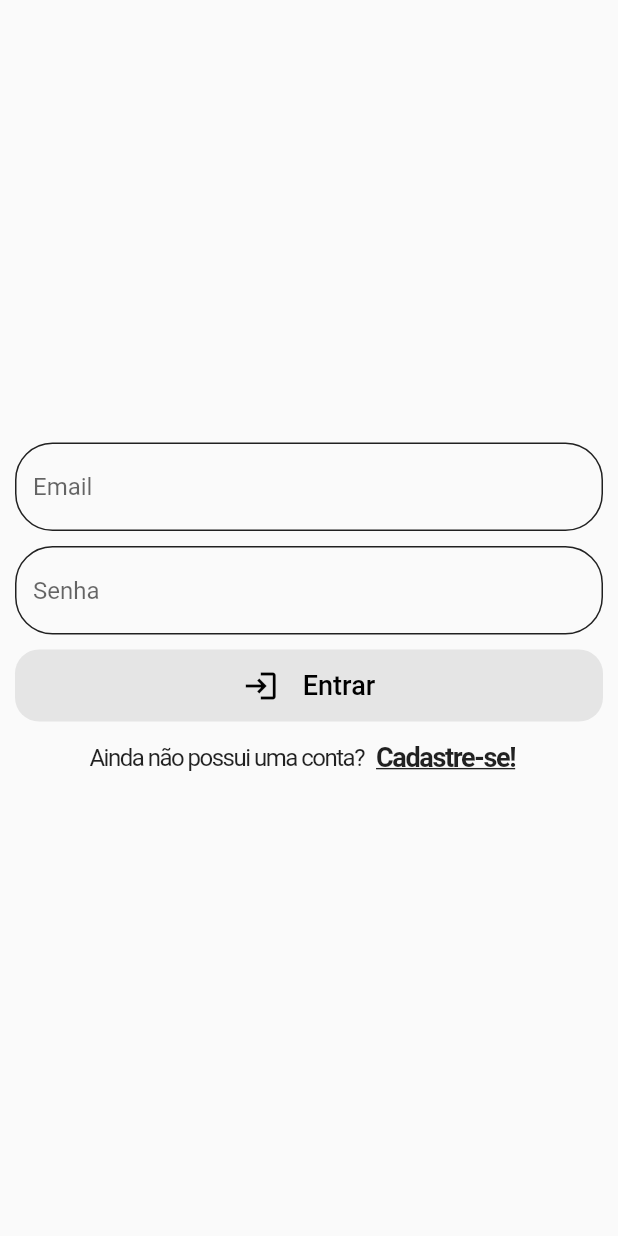
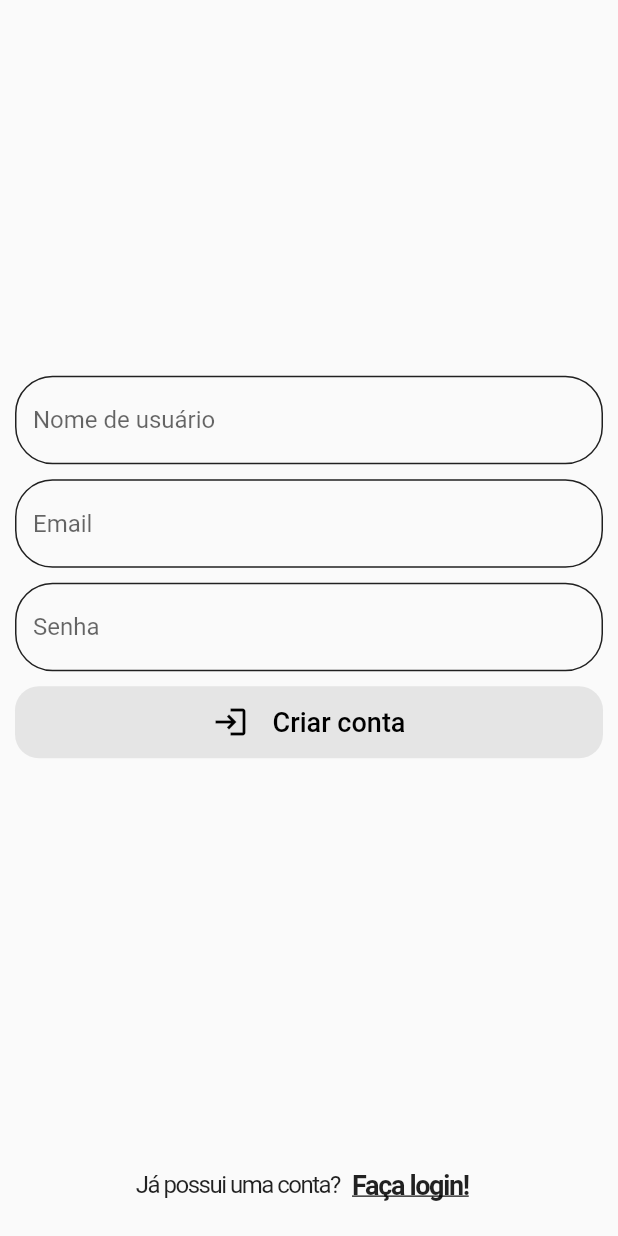
Before and after one commit to e-medeiros1/exclusive_diary, a Flutter app: the RegisterScreen screen opened directly, on a phone screen of 412 x 824 dp. Run offline on Flutter 3.47's test engine with Material 2 defaults, Android fonts, the phone set to English and light mode, and no system bars; our stand-ins replace firebase_auth, firebase_core, get, google_sign_in; accounts and stored records are empty.

Commit message:
Layout refactor

```diff
--- a/lib/app/pages/login/email_login/controller/login_with_email_controller.dart
+++ b/lib/app/pages/login/email_login/controller/login_with_email_controller.dart
@@ -91,8 +91,4 @@ class LoginWithEmailController extends GetxController {
       throw Exception('Erro ao acessar credencial de usuário');
     }
   }
-
-  swicthMode() {
-    isRegister.value = !isRegister.value;
-  }
 }
--- a/lib/app/pages/login/email_login/email_login_screen.dart
+++ b/lib/app/pages/login/email_login/email_login_screen.dart
@@ -7,14 +7,14 @@ import '../google_login/widgets/custom_elevatedbutton.dart';
 import 'controller/login_with_email_controller.dart';
 import 'widgets/custom_text_field.dart';
 
-class RegisterScreen extends StatefulWidget {
-  const RegisterScreen({super.key});
+class EmailLoginScreen extends StatefulWidget {
+  const EmailLoginScreen({super.key});
 
   @override
-  State<RegisterScreen> createState() => _RegisterScreenState();
+  State<EmailLoginScreen> createState() => _EmailLoginScreenState();
 }
 
-class _RegisterScreenState extends State<RegisterScreen> {
+class _EmailLoginScreenState extends State<EmailLoginScreen> {
   final usernameController = TextEditingController();
   final emailController = TextEditingController();
   final passwordController = TextEditingController();
@@ -30,36 +30,13 @@ class _RegisterScreenState extends State<RegisterScreen> {
   @override
   Widget build(BuildContext context) {
     final loginWithEmailInstance = Get.put(LoginWithEmailController());
-    final formkey = GlobalKey<FormState>();
+    final _formkey = GlobalKey<FormState>();
 
-    return GestureDetector(
-      onTap: () => FocusManager.instance.primaryFocus?.unfocus(),
-      child: Scaffold(
-          body: Form(
-        key: formkey,
+    return Form(
+      key: _formkey,
       child: Column(
         mainAxisAlignment: MainAxisAlignment.center,
         children: [
-            Obx(
-              () => Visibility(
-                visible: loginWithEmailInstance.isRegister.value,
-                child: Padding(
-                  padding: const EdgeInsets.only(bottom: 10),
-                  child: CustomTextField.email(
-                    textEditingController: usernameController,
-                    hintText: 'Nome de usuário',
-                    validator: (value) {
-                      if (value == null || value.isEmpty) {
-                        return 'O nome de usuário não pode ser vazio';
-                      } else if (value.length < 6) {
-                        return 'O nome de usuário precisa ter no mínimo 6 caracteres';
-                      }
-                      return null;
-                    },
-                  ),
-                ),
-              ),
-            ),
           CustomTextField.email(
             textEditingController: emailController,
             hintText: 'Email',
@@ -88,61 +65,21 @@ class _RegisterScreenState extends State<RegisterScreen> {
           const SizedBox(height: 10),
           Padding(
             padding: const EdgeInsets.symmetric(horizontal: 10),
-                child: Obx(
-                  () => CustomElevatedButton(
+            child: CustomElevatedButton(
                 icon: Icons.login,
-                      text: !loginWithEmailInstance.isRegister.value
-                          ? 'Entrar'
-                          : 'Criar conta',
+                text: 'Entrar',
                 onPressed: () {
-                        if (formkey.currentState!.validate()) {
-                          if (loginWithEmailInstance.isRegister.value == true) {
-                            loginWithEmailInstance.createAccount(
-                                username: usernameController.text.trim(),
-                                emailAddress: emailController.text.trim(),
-                                password: passwordController.text.trim(),
-                                context: context);
-                          } else {
+                  if (_formkey.currentState!.validate()) {
                     loginWithEmailInstance.loginWithEmailAndPassword(
                       emailAddress: emailController.text.trim(),
                       password: passwordController.text.trim(),
-                                context: context);
-                          }
+                      context: context,
+                    );
                   }
                 }),
-                )),
-            Row(
-              mainAxisAlignment: MainAxisAlignment.center,
-              children: [
-                Obx(() => Text(
-                      !loginWithEmailInstance.isRegister.value
-                          ? 'Ainda não possui uma conta?'
-                          : 'Já possui uma conta?',
-                      style: const TextStyle(fontSize: 16, letterSpacing: -1),
-                    )),
-                TextButton(
-                    style: ButtonStyle(
-                        overlayColor:
-                            MaterialStateProperty.all(Colors.black12)),
-                    onPressed: () {
-                      loginWithEmailInstance.swicthMode();
-                    },
-                    child: Obx(() => Text(
-                          !loginWithEmailInstance.isRegister.value
-                              ? 'Cadastre-se!'
-                              : 'Faça login!',
-                          style: const TextStyle(
-                              fontSize: 18,
-                              letterSpacing: -.9,
-                              fontWeight: FontWeight.bold,
-                              decoration: TextDecoration.underline,
-                              color: Colors.black87),
-                        ))),
-              ],
           ),
         ],
       ),
-      )),
     );
   }
 }
--- /dev/null
+++ b/lib/app/pages/login/register/register_screen.dart
@@ -0,0 +1,126 @@
+// ignore_for_file: no_leading_underscores_for_local_identifiers
+
+import 'package:exclusive_diary/app/pages/login/email_login/controller/login_with_email_controller.dart';
+import 'package:exclusive_diary/app/pages/login/login_screen.dart';
+import 'package:flutter/material.dart';
+import 'package:get/get.dart';
+
+import '../email_login/widgets/custom_text_field.dart';
+import '../google_login/widgets/custom_elevatedbutton.dart';
+
+class RegisterScreen extends StatefulWidget {
+  const RegisterScreen({super.key});
+
+  @override
+  State<RegisterScreen> createState() => _RegisterScreenState();
+}
+
+class _RegisterScreenState extends State<RegisterScreen> {
+  final usernameController = TextEditingController();
+  final emailController = TextEditingController();
+  final passwordController = TextEditingController();
+  final LoginWithEmailController loginWithEmailInstance =
+      Get.find<LoginWithEmailController>();
+  final _formkey = GlobalKey<FormState>();
+
+  @override
+  Widget build(BuildContext context) {
+    return GestureDetector(
+      onTap: () => FocusManager.instance.primaryFocus?.unfocus(),
+      child: Scaffold(
+          body: Center(
+        child: Form(
+          key: _formkey,
+          child: Column(
+            mainAxisAlignment: MainAxisAlignment.center,
+            children: [
+              const Spacer(),
+              Padding(
+                padding: const EdgeInsets.only(bottom: 10),
+                child: CustomTextField.email(
+                  textEditingController: usernameController,
+                  hintText: 'Nome de usuário',
+                  validator: (value) {
+                    if (value == null || value.isEmpty) {
+                      return 'O nome de usuário não pode ser vazio';
+                    } else if (value.length < 6) {
+                      return 'O nome de usuário precisa ter no mínimo 6 caracteres';
+                    }
+                    return null;
+                  },
+                ),
+              ),
+              CustomTextField.email(
+                textEditingController: emailController,
+                hintText: 'Email',
+                validator: (_email) {
+                  final email = _email ?? '';
+                  if (email.trim().isEmpty) {
+                    return 'Email não pode ser vazio.';
+                  } else if (!email.trim().contains('@')) {
+                    return 'Informe um Email válido.';
+                  }
+                  return null;
+                },
+              ),
+              const SizedBox(height: 10),
+              CustomTextField.password(
+                textEditingController: passwordController,
+                hintText: 'Senha',
+                validator: (_password) {
+                  final password = _password ?? '';
+                  if (password.isEmpty || password.length < 6) {
+                    return 'Informe uma senha válida.';
+                  }
+                  return null;
+                },
+              ),
+              const SizedBox(height: 10),
+              Padding(
+                padding: const EdgeInsets.symmetric(horizontal: 10),
+                child: CustomElevatedButton(
+                    icon: Icons.login,
+                    text: 'Criar conta',
+                    onPressed: () {
+                      if (_formkey.currentState!.validate()) {
+                        loginWithEmailInstance.createAccount(
+                            username: usernameController.text.trim(),
+                            emailAddress: emailController.text.trim(),
+                            password: passwordController.text.trim(),
+                            context: context);
+                      }
+                    }),
+              ),
+              const Spacer(),
+              Padding(
+                padding: const EdgeInsets.all(10),
+                child:
+                    Row(mainAxisAlignment: MainAxisAlignment.center, children: [
+                  const Text(
+                    'Já possui uma conta?',
+                    style: TextStyle(fontSize: 16, letterSpacing: -1),
+                  ),
+                  TextButton(
+                      style: ButtonStyle(
+                          overlayColor:
+                              MaterialStateProperty.all(Colors.black12)),
+                      onPressed: () => Get.to(() => const LoginScreen()),
+                      child: const Text(
+                        'Faça login!',
+                        style: TextStyle(
+                          fontSize: 18,
+                          letterSpacing: -.9,
+                          fontWeight: FontWeight.bold,
+                          decoration: TextDecoration.underline,
+                          color: Colors.black87,
+                        ),
+                      )),
+                ]),
+              ),
+            ],
+          ),
+        ),
+      )),
+    );
+  }
+}
```
Also changed, not shown: lib/app/pages/login/login_screen.dart (+45 -14 lines). Lines whose indentation alone changed are shown as unchanged.
